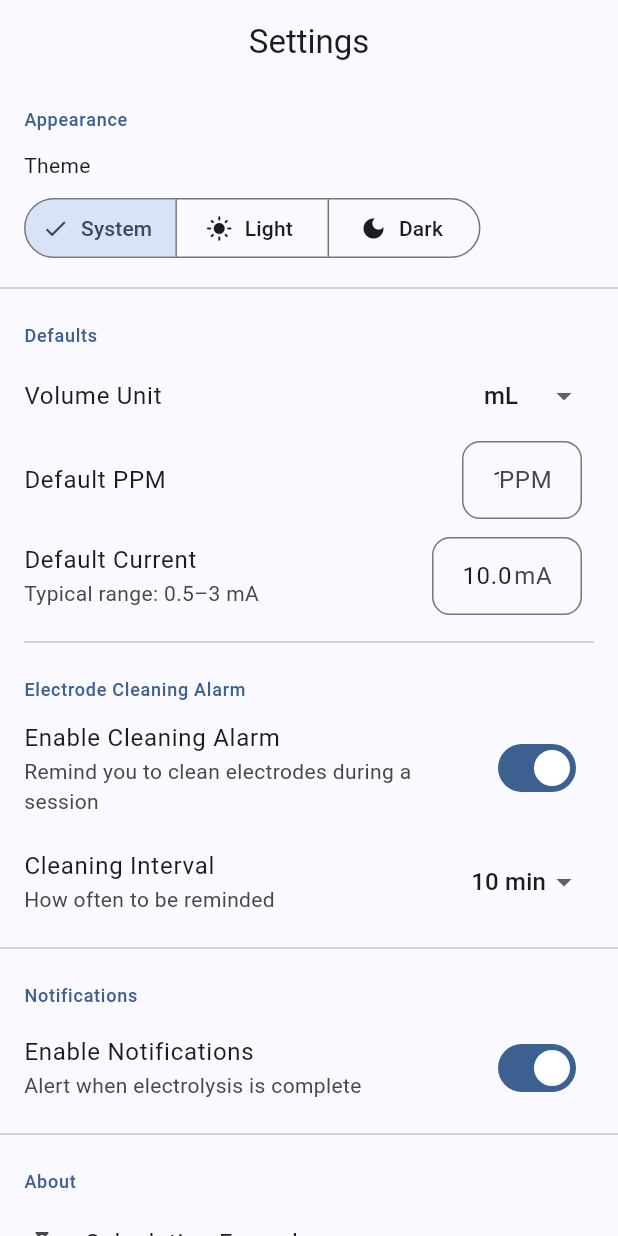
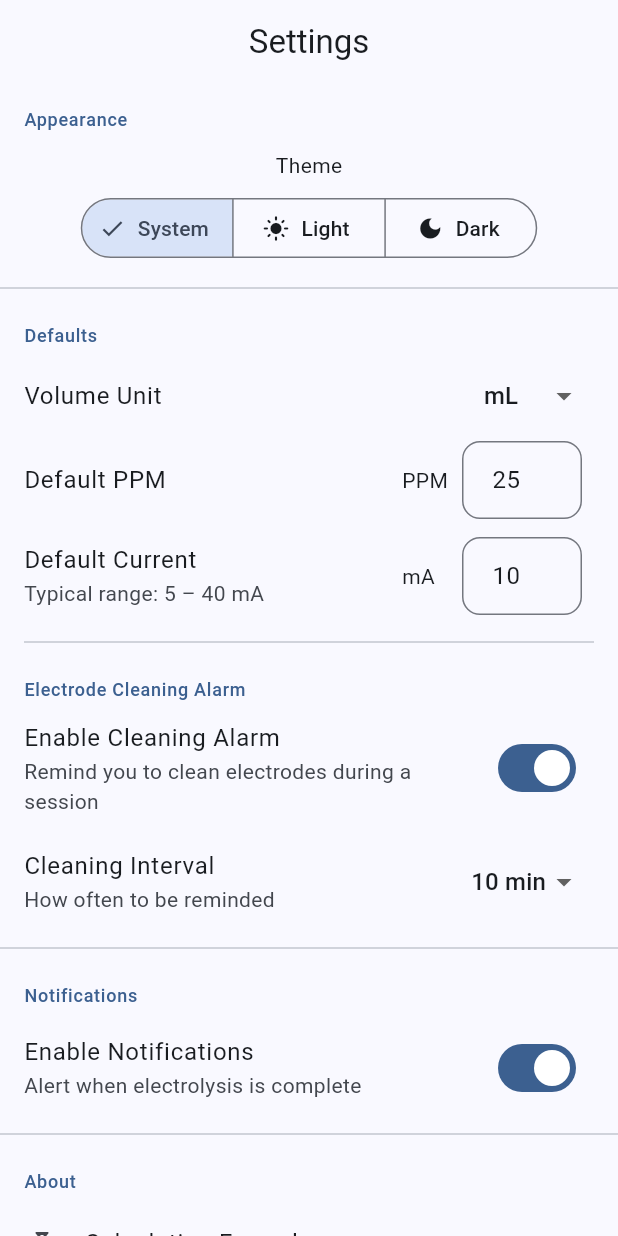
Before and after one commit to ceotjoe/silvertimer_flutter, a Flutter app: the SettingsScreen screen opened by its route, on a phone screen of 412 x 824 dp. Run offline on Flutter 3.47's test engine with Material 3 defaults, Android fonts, the phone set to English and light mode, and no system bars; our stand-ins replace audioplayers, drift, drift_flutter, flutter_animate, flutter_local_notifications, flutter_riverpod and 8 more; accounts and stored records are empty; generated files the repository leaves out were written again.

Commit message:
fix: settings persistence, UI alignment, defaults and CI/CD improvements
- Fix settings values (PPM, mA) not persisting when navigating away without
  dismissing keyboard — save on dispose()
- Move unit labels left of input fields; both fields display integers only
- Centre theme selector in settings; version number now dynamic via package_info_plus
- Update typical current range hint to 5–40 mA across all locales
- Default first-launch values: 500 ml water volume, 25 PPM target concentration
- Fix build.gradle.kts: add missing java.util/java.io imports, fix deprecated
  jvmTarget DSL, use getProperty() to avoid cast errors
- Update bundle IDs: Android com.it_web_service.silvertimer,
  iOS/macOS com.ITWebService.SilverTimer
- Add Android and iOS CI/CD deploy workflows
- Strengthen CLAUDE.md versioning and documentation rules
- Bump version to 2.0.1+3

Co-Authored-By: Claude Sonnet 4.6 <noreply@anthropic.com>

```diff
--- a/lib/features/calculator/domain/models/calculator_input.dart
+++ b/lib/features/calculator/domain/models/calculator_input.dart
@@ -10,10 +10,10 @@ abstract class CalculatorInput with _$CalculatorInput {
   const CalculatorInput._();
 
   const factory CalculatorInput({
-    @Default(0.0) double volumeValue,
+    @Default(500.0) double volumeValue,
     @Default(VolumeUnit.ml) VolumeUnit volumeUnit,
     @Default(0.0) double currentMilliamps,
-    @Default(10.0) double targetPpm,
+    @Default(25.0) double targetPpm,
   }) = _CalculatorInput;
 
   factory CalculatorInput.fromJson(Map<String, dynamic> json) =>
--- a/lib/features/calculator/presentation/calculator_controller.dart
+++ b/lib/features/calculator/presentation/calculator_controller.dart
@@ -43,7 +43,7 @@ class CalculatorController extends _$CalculatorController {
 
     return CalculatorState(
       input: CalculatorInput(
-        volumeValue: last.volumeValue ?? 0.0,
+        volumeValue: last.volumeValue ?? 500.0,
         volumeUnit: last.volumeUnit ?? settings.defaultVolumeUnit,
         targetPpm: last.targetPpm ?? settings.defaultPpm,
         currentMilliamps: settings.defaultCurrentMa,
--- a/lib/features/settings/data/settings_repository.dart
+++ b/lib/features/settings/data/settings_repository.dart
@@ -18,7 +18,7 @@ class SettingsRepository {
     final volumeUnitIndex = _prefs.getInt(AppConstants.prefDefaultVolumeUnit) ?? 0;
     final notificationsEnabled =
         _prefs.getBool(AppConstants.prefNotificationsEnabled) ?? true;
-    final defaultPpm = _prefs.getDouble(AppConstants.prefDefaultPpm) ?? 10.0;
+    final defaultPpm = _prefs.getDouble(AppConstants.prefDefaultPpm) ?? 25.0;
     final defaultCurrentMa = _prefs.getDouble(AppConstants.prefDefaultCurrentMa) ?? 10.0;
     final cleaningAlarmsEnabled =
         _prefs.getBool(AppConstants.prefCleaningAlarmsEnabled) ?? true;
--- a/lib/features/settings/domain/models/app_settings.dart
+++ b/lib/features/settings/domain/models/app_settings.dart
@@ -10,7 +10,7 @@ abstract class AppSettings with _$AppSettings {
     @Default(ThemeMode.system) ThemeMode themeMode,
     @Default(VolumeUnit.ml) VolumeUnit defaultVolumeUnit,
     @Default(true) bool notificationsEnabled,
-    @Default(10.0) double defaultPpm,
+    @Default(25.0) double defaultPpm,
     @Default(10.0) double defaultCurrentMa,
     @Default(true) bool cleaningAlarmsEnabled,
     @Default(10) int cleaningIntervalMinutes,
--- a/lib/features/settings/presentation/settings_screen.dart
+++ b/lib/features/settings/presentation/settings_screen.dart
@@ -1,6 +1,7 @@
 import 'package:flutter/material.dart';
 import 'package:flutter/services.dart';
 import 'package:flutter_riverpod/flutter_riverpod.dart';
+import 'package:package_info_plus/package_info_plus.dart';
 import 'package:silvertimer_flutter/core/extensions/l10n_extension.dart';
 import 'package:silvertimer_flutter/features/calculator/domain/models/calculator_input.dart';
 import 'package:silvertimer_flutter/features/settings/presentation/settings_controller.dart';
@@ -23,7 +24,7 @@ class SettingsScreen extends ConsumerWidget {
           Padding(
             padding: const EdgeInsets.symmetric(horizontal: 16, vertical: 8),
             child: Column(
-              crossAxisAlignment: CrossAxisAlignment.start,
+              crossAxisAlignment: CrossAxisAlignment.center,
               children: [
                 Text(l10n.themeLabel, style: Theme.of(context).textTheme.bodyMedium),
                 const SizedBox(height: 8),
@@ -72,23 +73,41 @@ class SettingsScreen extends ConsumerWidget {
           ),
           ListTile(
             title: Text(l10n.defaultPpmLabel),
-            trailing: SizedBox(
+            trailing: Row(
+              mainAxisSize: MainAxisSize.min,
+              children: [
+                SizedBox(
+                  width: 40,
+                  child: Text(l10n.ppmSuffix, style: Theme.of(context).textTheme.bodyMedium),
+                ),
+                SizedBox(
                   width: 80,
                   child: _PpmField(
                     value: settings.defaultPpm,
                     onChanged: notifier.setDefaultPpm,
                   ),
                 ),
+              ],
+            ),
           ),
           ListTile(
             title: Text(l10n.defaultCurrentLabel),
             subtitle: Text(l10n.typicalCurrentRange),
-            trailing: SizedBox(
-              width: 100,
+            trailing: Row(
+              mainAxisSize: MainAxisSize.min,
+              children: [
+                SizedBox(
+                  width: 40,
+                  child: Text(l10n.maSuffix, style: Theme.of(context).textTheme.bodyMedium),
+                ),
+                SizedBox(
+                  width: 80,
                   child: _CurrentMaField(
                     value: settings.defaultCurrentMa,
                     onChanged: notifier.setDefaultCurrentMa,
                   ),
+                ),
+              ],
             ),
           ),
 
@@ -152,10 +171,13 @@ class SettingsScreen extends ConsumerWidget {
               ),
             ],
           ),
-          ListTile(
+          FutureBuilder(
+            future: PackageInfo.fromPlatform(),
+            builder: (context, snapshot) => ListTile(
               leading: const Icon(Icons.info_outline),
               title: Text(l10n.versionLabel),
-            trailing: const Text('1.0.0'),
+              trailing: Text(snapshot.data?.version ?? '—'),
+            ),
           ),
         ],
       ),
@@ -192,15 +214,30 @@ class _PpmField extends StatefulWidget {
 
 class _PpmFieldState extends State<_PpmField> {
   late final TextEditingController _controller;
+  late final FocusNode _focusNode;
 
   @override
   void initState() {
     super.initState();
     _controller = TextEditingController(text: widget.value.toInt().toString());
+    _focusNode = FocusNode()..addListener(_onFocusChange);
+  }
+
+  void _onFocusChange() {
+    if (!_focusNode.hasFocus) _save(_controller.text);
+  }
+
+  void _save(String v) {
+    final parsed = double.tryParse(v);
+    if (parsed != null && parsed > 0) widget.onChanged(parsed);
   }
 
   @override
   void dispose() {
+    _save(_controller.text);
+    _focusNode
+      ..removeListener(_onFocusChange)
+      ..dispose();
     _controller.dispose();
     super.dispose();
   }
@@ -209,13 +246,11 @@ class _PpmFieldState extends State<_PpmField> {
   Widget build(BuildContext context) {
     return TextField(
       controller: _controller,
+      focusNode: _focusNode,
       keyboardType: TextInputType.number,
       inputFormatters: [FilteringTextInputFormatter.digitsOnly],
-      decoration: InputDecoration(suffixText: context.l10n.ppmSuffix, isDense: true),
-      onSubmitted: (v) {
-        final parsed = double.tryParse(v);
-        if (parsed != null && parsed > 0) widget.onChanged(parsed);
-      },
+      decoration: const InputDecoration(isDense: true),
+      onSubmitted: _save,
     );
   }
 }
@@ -231,15 +266,30 @@ class _CurrentMaField extends StatefulWidget {
 
 class _CurrentMaFieldState extends State<_CurrentMaField> {
   late final TextEditingController _controller;
+  late final FocusNode _focusNode;
 
   @override
   void initState() {
     super.initState();
-    _controller = TextEditingController(text: widget.value.toString());
+    _controller = TextEditingController(text: widget.value.toInt().toString());
+    _focusNode = FocusNode()..addListener(_onFocusChange);
+  }
+
+  void _onFocusChange() {
+    if (!_focusNode.hasFocus) _save(_controller.text);
+  }
+
+  void _save(String v) {
+    final parsed = double.tryParse(v);
+    if (parsed != null && parsed > 0) widget.onChanged(parsed);
   }
 
   @override
   void dispose() {
+    _save(_controller.text);
+    _focusNode
+      ..removeListener(_onFocusChange)
+      ..dispose();
     _controller.dispose();
     super.dispose();
   }
@@ -248,13 +298,11 @@ class _CurrentMaFieldState extends State<_CurrentMaField> {
   Widget build(BuildContext context) {
     return TextField(
       controller: _controller,
-      keyboardType: const TextInputType.numberWithOptions(decimal: true),
-      inputFormatters: [FilteringTextInputFormatter.allow(RegExp(r'[0-9.]'))],
-      decoration: InputDecoration(suffixText: context.l10n.maSuffix, isDense: true),
-      onSubmitted: (v) {
-        final parsed = double.tryParse(v);
-        if (parsed != null && parsed > 0) widget.onChanged(parsed);
-      },
+      focusNode: _focusNode,
+      keyboardType: TextInputType.number,
+      inputFormatters: [FilteringTextInputFormatter.digitsOnly],
+      decoration: const InputDecoration(isDense: true),
+      onSubmitted: _save,
     );
   }
 }
--- a/lib/l10n/app_de.arb
+++ b/lib/l10n/app_de.arb
@@ -50,7 +50,7 @@
   "volumeUnitLiters": "Liter",
   "defaultPpmLabel": "Standard-PPM",
   "defaultCurrentLabel": "Standardstrom",
-  "typicalCurrentRange": "Typischer Bereich: 0,5–3 mA",
+  "typicalCurrentRange": "Typischer Bereich: 5 – 40 mA",
   "electrodeCleaningSection": "Elektrodenreinigungsalarm",
   "enableCleaningAlarmLabel": "Reinigungsalarm aktivieren",
   "enableCleaningAlarmSubtitle": "Erinnert Sie während einer Sitzung daran, die Elektroden zu reinigen",
--- a/lib/l10n/app_en.arb
+++ b/lib/l10n/app_en.arb
@@ -270,7 +270,7 @@
     "description": "Label for the default current (mA) input in Settings."
   },
 
-  "typicalCurrentRange": "Typical range: 0.5–3 mA",
+  "typicalCurrentRange": "Typical range: 5 – 40 mA",
   "@typicalCurrentRange": {
     "description": "Subtitle hint below the default current input."
   },
--- a/lib/l10n/app_es.arb
+++ b/lib/l10n/app_es.arb
@@ -50,7 +50,7 @@
   "volumeUnitLiters": "Litros",
   "defaultPpmLabel": "PPM predeterminado",
   "defaultCurrentLabel": "Corriente predeterminada",
-  "typicalCurrentRange": "Rango típico: 0,5–3 mA",
+  "typicalCurrentRange": "Rango típico: 5 – 40 mA",
   "electrodeCleaningSection": "Alarma de limpieza de electrodos",
   "enableCleaningAlarmLabel": "Activar alarma de limpieza",
   "enableCleaningAlarmSubtitle": "Le recuerda limpiar los electrodos durante una sesión",
--- a/lib/l10n/app_fr.arb
+++ b/lib/l10n/app_fr.arb
@@ -50,7 +50,7 @@
   "volumeUnitLiters": "Litres",
   "defaultPpmLabel": "PPM par défaut",
   "defaultCurrentLabel": "Courant par défaut",
-  "typicalCurrentRange": "Plage typique : 0,5–3 mA",
+  "typicalCurrentRange": "Plage typique : 5 – 40 mA",
   "electrodeCleaningSection": "Alarme de nettoyage des électrodes",
   "enableCleaningAlarmLabel": "Activer l''alarme de nettoyage",
   "enableCleaningAlarmSubtitle": "Vous rappelle de nettoyer les électrodes pendant une session",
--- a/pubspec.yaml
+++ b/pubspec.yaml
@@ -2,7 +2,7 @@ name: silvertimer_flutter
 description: "Colloidal silver electrolysis timer calculator"
 publish_to: 'none'
 
-version: 2.0.0+2
+version: 2.0.1+3
 
 environment:
   sdk: ^3.11.0
```
Also changed, not shown: lib/features/calculator/domain/models/calculator_input.freezed.dart, lib/features/settings/domain/models/app_settings.freezed.dart, lib/l10n/generated/app_localizations.dart, lib/l10n/generated/app_localizations_de.dart, lib/l10n/generated/app_localizations_en.dart, lib/l10n/generated/app_localizations_es.dart, lib/l10n/generated/app_localizations_fr.dart, 5 other files. Lines whose indentation alone changed are shown as unchanged.
